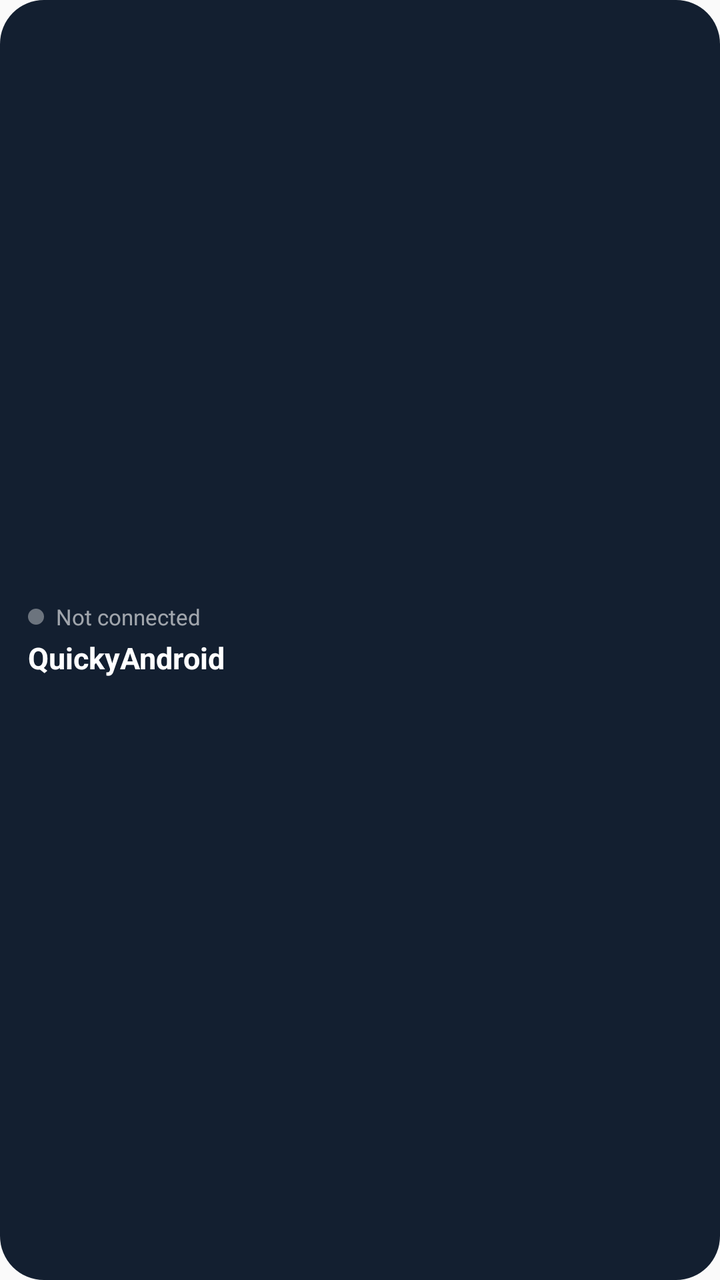
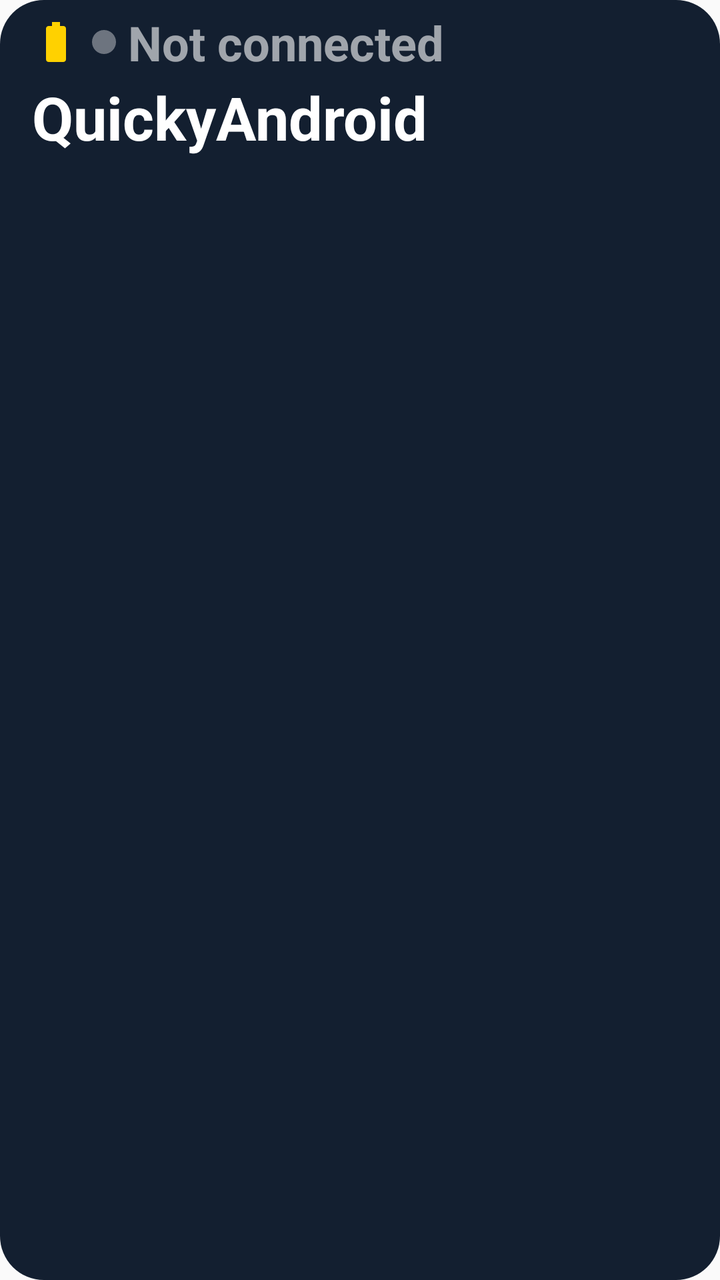

Screens rendered from an Android XML layout before and after an edit, with the pre-edit source and the edit as a unified diff.
<!-- AndroidManifest.xml: application theme Theme.QuickyAndroid -->
<!-- res/layout/widget_device.xml -->
<?xml version="1.0" encoding="utf-8"?>
<LinearLayout xmlns:android="http://schemas.android.com/apk/res/android"
    android:id="@+id/widget_root"
    android:layout_width="match_parent"
    android:layout_height="match_parent"
    android:background="@drawable/widget_background"
    android:gravity="center_vertical"
    android:orientation="vertical"
    android:paddingStart="14dp"
    android:paddingTop="12dp"
    android:paddingEnd="14dp"
    android:paddingBottom="12dp">

    <LinearLayout
        android:layout_width="wrap_content"
        android:layout_height="wrap_content"
        android:gravity="center_vertical"
        android:orientation="horizontal">

        <ImageView
            android:id="@+id/widget_status_dot"
            android:layout_width="8dp"
            android:layout_height="8dp"
            android:src="@drawable/widget_dot_disconnected" />

        <TextView
            android:id="@+id/widget_status"
            android:layout_width="wrap_content"
            android:layout_height="wrap_content"
            android:layout_marginStart="6dp"
            android:maxLines="1"
            android:text="@string/widget_status_disconnected"
            android:textColor="@color/widget_text_secondary"
            android:textSize="11sp" />
    </LinearLayout>

    <TextView
        android:id="@+id/widget_device_name"
        android:layout_width="match_parent"
        android:layout_height="wrap_content"
        android:layout_marginTop="3dp"
        android:ellipsize="end"
        android:maxLines="1"
        android:text="@string/app_name"
        android:textColor="@color/widget_text_primary"
        android:textSize="15sp"
        android:textStyle="bold" />

    <LinearLayout
        android:id="@+id/widget_battery_row"
        android:layout_width="match_parent"
        android:layout_height="wrap_content"
        android:layout_marginTop="10dp"
        android:orientation="horizontal"
        android:visibility="gone">

        <LinearLayout
            android:layout_width="0dp"
            android:layout_height="wrap_content"
            android:layout_weight="1"
            android:orientation="vertical">

            <TextView
                android:layout_width="wrap_content"
                android:layout_height="wrap_content"
                android:text="@string/widget_label_left"
                android:textColor="@color/widget_text_secondary"
                android:textSize="10sp" />

            <ProgressBar
                android:id="@+id/widget_left_bar"
                style="?android:attr/progressBarStyleHorizontal"
                android:layout_width="match_parent"
                android:layout_height="6dp"
                android:layout_marginTop="3dp"
                android:max="100"
                android:progressDrawable="@drawable/widget_battery_progress" />

            <TextView
                android:id="@+id/widget_left_value"
                android:layout_width="wrap_content"
                android:layout_height="wrap_content"
                android:layout_marginTop="2dp"
                android:text="—"
                android:textColor="@color/widget_text_primary"
                android:textSize="12sp" />
        </LinearLayout>

        <LinearLayout
            android:layout_width="0dp"
            android:layout_height="wrap_content"
            android:layout_marginStart="12dp"
            android:layout_weight="1"
            android:orientation="vertical">

            <TextView
                android:layout_width="wrap_content"
                android:layout_height="wrap_content"
                android:text="@string/widget_label_right"
                android:textColor="@color/widget_text_secondary"
                android:textSize="10sp" />

            <ProgressBar
                android:id="@+id/widget_right_bar"
                style="?android:attr/progressBarStyleHorizontal"
                android:layout_width="match_parent"
                android:layout_height="6dp"
                android:layout_marginTop="3dp"
                android:max="100"
                android:progressDrawable="@drawable/widget_battery_progress" />

            <TextView
                android:id="@+id/widget_right_value"
                android:layout_width="wrap_content"
                android:layout_height="wrap_content"
                android:layout_marginTop="2dp"
                android:text="—"
                android:textColor="@color/widget_text_primary"
                android:textSize="12sp" />
        </LinearLayout>

        <LinearLayout
            android:layout_width="0dp"
            android:layout_height="wrap_content"
            android:layout_marginStart="12dp"
            android:layout_weight="1"
            android:orientation="vertical">

            <TextView
                android:layout_width="wrap_content"
                android:layout_height="wrap_content"
                android:text="@string/widget_label_case"
                android:textColor="@color/widget_text_secondary"
                android:textSize="10sp" />

            <ProgressBar
                android:id="@+id/widget_case_bar"
                style="?android:attr/progressBarStyleHorizontal"
                android:layout_width="match_parent"
                android:layout_height="6dp"
                android:layout_marginTop="3dp"
                android:max="100"
                android:progressDrawable="@drawable/widget_battery_progress" />

            <TextView
                android:id="@+id/widget_case_value"
                android:layout_width="wrap_content"
                android:layout_height="wrap_content"
                android:layout_marginTop="2dp"
                android:text="—"
                android:textColor="@color/widget_text_primary"
                android:textSize="12sp" />
        </LinearLayout>
    </LinearLayout>
</LinearLayout>
<!-- resources referenced by this layout -->
<resources>
  <color name="widget_text_primary">#FFFFFFFF</color>
  <color name="widget_text_secondary">#99FFFFFF</color>
  <!-- drawable widget_background (drawable) -->
  <?xml version="1.0" encoding="utf-8"?>
  <shape xmlns:android="http://schemas.android.com/apk/res/android"
      android:shape="rectangle">
      <corners android:radius="22dp" />
      <solid android:color="@color/widget_bg" />
  </shape>
  <!-- drawable widget_battery_progress (drawable) -->
  <?xml version="1.0" encoding="utf-8"?>
  <layer-list xmlns:android="http://schemas.android.com/apk/res/android">
      <item android:id="@android:id/background">
          <shape android:shape="rectangle">
              <corners android:radius="3dp" />
              <solid android:color="@color/widget_track" />
          </shape>
      </item>
      <item android:id="@android:id/progress">
          <clip>
              <shape android:shape="rectangle">
                  <corners android:radius="3dp" />
                  <solid android:color="@color/widget_accent" />
              </shape>
          </clip>
      </item>
  </layer-list>
  <!-- drawable widget_dot_disconnected (drawable) -->
  <?xml version="1.0" encoding="utf-8"?>
  <shape xmlns:android="http://schemas.android.com/apk/res/android"
      android:shape="oval">
      <solid android:color="@color/widget_dot_disconnected" />
  </shape>
  <string name="app_name">QuickyAndroid</string>
  <string name="widget_label_case">CASE</string>
  <string name="widget_label_left">LEFT</string>
  <string name="widget_label_right">RIGHT</string>
  <string name="widget_status_disconnected">Not connected</string>
  <style name="Theme.QuickyAndroid" parent="android:Theme.Material.Light.NoActionBar" />
  <color name="widget_bg">#F0051224</color>
  <color name="widget_track">#26FFFFFF</color>
  <color name="widget_accent">#FFD100</color>
  <color name="widget_dot_disconnected">#61FFFFFF</color>
</resources>

<!-- the commit's change to res/layout/widget_device.xml (unified diff, before → after) -->
@@ -4,23 +4,30 @@
     android:layout_width="match_parent"
     android:layout_height="match_parent"
     android:background="@drawable/widget_background"
-    android:gravity="center_vertical"
     android:orientation="vertical"
-    android:paddingStart="14dp"
-    android:paddingTop="12dp"
-    android:paddingEnd="14dp"
-    android:paddingBottom="12dp">
+    android:paddingStart="16dp"
+    android:paddingTop="5dp"
+    android:paddingEnd="16dp"
+    android:paddingBottom="5dp">
 
     <LinearLayout
+        android:id="@+id/widget_header"
         android:layout_width="wrap_content"
         android:layout_height="wrap_content"
         android:gravity="center_vertical"
         android:orientation="horizontal">
 
         <ImageView
+            android:layout_width="24dp"
+            android:layout_height="24dp"
+            android:layout_marginEnd="6dp"
+            android:src="@drawable/widget_ic_battery"
+            android:tint="@color/widget_accent" />
+
+        <ImageView
             android:id="@+id/widget_status_dot"
-            android:layout_width="8dp"
-            android:layout_height="8dp"
+            android:layout_width="12dp"
+            android:layout_height="12dp"
             android:src="@drawable/widget_dot_disconnected" />
 
         <TextView
@@ -31,125 +38,179 @@
             android:maxLines="1"
             android:text="@string/widget_status_disconnected"
             android:textColor="@color/widget_text_secondary"
-            android:textSize="11sp" />
+            android:textSize="24sp"
+            android:textStyle="bold" />
     </LinearLayout>
 
     <TextView
         android:id="@+id/widget_device_name"
         android:layout_width="match_parent"
         android:layout_height="wrap_content"
-        android:layout_marginTop="3dp"
+        android:layout_marginTop="1dp"
         android:ellipsize="end"
         android:maxLines="1"
         android:text="@string/app_name"
         android:textColor="@color/widget_text_primary"
-        android:textSize="15sp"
+        android:textSize="30sp"
         android:textStyle="bold" />
 
     <LinearLayout
         android:id="@+id/widget_battery_row"
         android:layout_width="match_parent"
-        android:layout_height="wrap_content"
-        android:layout_marginTop="10dp"
-        android:orientation="horizontal"
+        android:layout_height="0dp"
+        android:layout_marginTop="2dp"
+        android:layout_weight="1"
+        android:orientation="vertical"
         android:visibility="gone">
 
         <LinearLayout
-            android:layout_width="0dp"
-            android:layout_height="wrap_content"
+            android:layout_width="match_parent"
+            android:layout_height="0dp"
             android:layout_weight="1"
-            android:orientation="vertical">
+            android:gravity="center_vertical"
+            android:orientation="horizontal">
 
             <TextView
-                android:layout_width="wrap_content"
+                android:id="@+id/widget_left_label"
+                android:layout_width="20dp"
                 android:layout_height="wrap_content"
-                android:text="@string/widget_label_left"
-                android:textColor="@color/widget_text_secondary"
-                android:textSize="10sp" />
-
-            <ProgressBar
-                android:id="@+id/widget_left_bar"
-                style="?android:attr/progressBarStyleHorizontal"
-                android:layout_width="match_parent"
-                android:layout_height="6dp"
+                android:layout_marginEnd="6dp"
+                android:maxLines="1"
+                android:text="@string/widget_label_left_short"
+                android:textColor="@color/widget_accent"
+                android:textSize="22sp"
+                android:textStyle="bold" />
+
+            <FrameLayout
+                android:layout_width="0dp"
+                android:layout_height="match_parent"
                 android:layout_marginTop="3dp"
-                android:max="100"
-                android:progressDrawable="@drawable/widget_battery_progress" />
+                android:layout_marginBottom="3dp"
+                android:layout_weight="1">
+
+                <ProgressBar
+                    android:id="@+id/widget_left_bar"
+                    style="?android:attr/progressBarStyleHorizontal"
+                    android:layout_width="match_parent"
+                    android:layout_height="match_parent"
+                    android:max="100"
+                    android:progressDrawable="@drawable/widget_battery_progress_thick" />
+
+                <TextView
+                    android:id="@+id/widget_left_value"
+                    android:layout_width="wrap_content"
+                    android:layout_height="wrap_content"
+                    android:layout_gravity="center"
+                    android:maxLines="1"
+                    android:shadowColor="#B3FFFFFF"
+                    android:shadowDx="0"
+                    android:shadowDy="0"
+                    android:shadowRadius="2"
+                    android:text="—"
+                    android:textColor="@color/widget_bg"
+                    android:textSize="24sp"
+                    android:textStyle="bold" />
+            </FrameLayout>
+        </LinearLayout>
+
+        <LinearLayout
+            android:layout_width="match_parent"
+            android:layout_height="0dp"
+            android:layout_weight="1"
+            android:gravity="center_vertical"
+            android:orientation="horizontal">
 
             <TextView
-                android:id="@+id/widget_left_value"
-                android:layout_width="wrap_content"
+                android:id="@+id/widget_right_label"
+                android:layout_width="20dp"
                 android:layout_height="wrap_content"
-                android:layout_marginTop="2dp"
-                android:text="—"
-                android:textColor="@color/widget_text_primary"
-                android:textSize="12sp" />
+                android:layout_marginEnd="6dp"
+                android:maxLines="1"
+                android:text="@string/widget_label_right_short"
+                android:textColor="@color/widget_accent"
+                android:textSize="22sp"
+                android:textStyle="bold" />
+
+            <FrameLayout
+                android:layout_width="0dp"
+                android:layout_height="match_parent"
+                android:layout_marginTop="3dp"
+                android:layout_marginBottom="3dp"
+                android:layout_weight="1">
+
+                <ProgressBar
+                    android:id="@+id/widget_right_bar"
+                    style="?android:attr/progressBarStyleHorizontal"
+                    android:layout_width="match_parent"
+                    android:layout_height="match_parent"
+                    android:max="100"
+                    android:progressDrawable="@drawable/widget_battery_progress_thick" />
+
+                <TextView
+                    android:id="@+id/widget_right_value"
+                    android:layout_width="wrap_content"
+                    android:layout_height="wrap_content"
+                    android:layout_gravity="center"
+                    android:maxLines="1"
+                    android:shadowColor="#B3FFFFFF"
+                    android:shadowDx="0"
+                    android:shadowDy="0"
+                    android:shadowRadius="2"
+                    android:text="—"
+                    android:textColor="@color/widget_bg"
+                    android:textSize="24sp"
+                    android:textStyle="bold" />
+            </FrameLayout>
         </LinearLayout>
 
         <LinearLayout
-            android:layout_width="0dp"
-            android:layout_height="wrap_content"
-            android:layout_marginStart="12dp"
+            android:layout_width="match_parent"
+            android:layout_height="0dp"
             android:layout_weight="1"
-            android:orientation="vertical">
+            android:gravity="center_vertical"
+            android:orientation="horizontal">
 
             <TextView
-                android:layout_width="wrap_content"
+                android:id="@+id/widget_case_label"
+                android:layout_width="20dp"
                 android:layout_height="wrap_content"
-                android:text="@string/widget_label_right"
-                android:textColor="@color/widget_text_secondary"
-                android:textSize="10sp" />
-
-            <ProgressBar
-                android:id="@+id/widget_right_bar"
-                style="?android:attr/progressBarStyleHorizontal"
-                android:layout_width="match_parent"
-                android:layout_height="6dp"
+                android:layout_marginEnd="6dp"
+                android:maxLines="1"
+                android:text="@string/widget_label_case_short"
+                android:textColor="@color/widget_accent"
+                android:textSize="22sp"
+                android:textStyle="bold" />
+
+            <FrameLayout
+                android:layout_width="0dp"
+                android:layout_height="match_parent"
                 android:layout_marginTop="3dp"
-                android:max="100"
-                android:progressDrawable="@drawable/widget_battery_progress" />
-
-            <TextView
-                android:id="@+id/widget_right_value"
-                android:layout_width="wrap_content"
-                android:layout_height="wrap_content"
-                android:layout_marginTop="2dp"
-                android:text="—"
-                android:textColor="@color/widget_text_primary"
-                android:textSize="12sp" />
-        </LinearLayout>
-
-        <LinearLayout
-            android:layout_width="0dp"
-            android:layout_height="wrap_content"
-            android:layout_marginStart="12dp"
-            android:layout_weight="1"
-            android:orientation="vertical">
-
-            <TextView
-                android:layout_width="wrap_content"
-                android:layout_height="wrap_content"
-                android:text="@string/widget_label_case"
-                android:textColor="@color/widget_text_secondary"
-                android:textSize="10sp" />
-
-            <ProgressBar
-                android:id="@+id/widget_case_bar"
-                style="?android:attr/progressBarStyleHorizontal"
-                android:layout_width="match_parent"
-                android:layout_height="6dp"
-                android:layout_marginTop="3dp"
-                android:max="100"
-                android:progressDrawable="@drawable/widget_battery_progress" />
-
-            <TextView
-                android:id="@+id/widget_case_value"
-                android:layout_width="wrap_content"
-                android:layout_height="wrap_content"
-                android:layout_marginTop="2dp"
-                android:text="—"
-                android:textColor="@color/widget_text_primary"
-                android:textSize="12sp" />
+                android:layout_marginBottom="3dp"
+                android:layout_weight="1">
+
+                <ProgressBar
+                    android:id="@+id/widget_case_bar"
+                    style="?android:attr/progressBarStyleHorizontal"
+                    android:layout_width="match_parent"
+                    android:layout_height="match_parent"
+                    android:max="100"
+                    android:progressDrawable="@drawable/widget_battery_progress_thick" />
+
+                <TextView
+                    android:id="@+id/widget_case_value"
+                    android:layout_width="wrap_content"
+                    android:layout_height="wrap_content"
+                    android:layout_gravity="center"
+                    android:maxLines="1"
+                    android:shadowColor="#B3FFFFFF"
+                    android:shadowDx="0"
+                    android:shadowDy="0"
+                    android:shadowRadius="2"
+                    android:text="—"
+                    android:textColor="@color/widget_bg"
+                    android:textSize="24sp"
+                    android:textStyle="bold" />
+            </FrameLayout>
         </LinearLayout>
     </LinearLayout>
 </LinearLayout>
<!-- resource entries referenced after the edit -->
@@ -9,19 +9,19 @@
       <corners android:radius="22dp" />
       <solid android:color="@color/widget_bg" />
   </shape>
-  <!-- drawable widget_battery_progress (drawable) -->
+  <!-- drawable widget_battery_progress_thick (drawable) -->
   <?xml version="1.0" encoding="utf-8"?>
   <layer-list xmlns:android="http://schemas.android.com/apk/res/android">
       <item android:id="@android:id/background">
           <shape android:shape="rectangle">
-              <corners android:radius="3dp" />
-              <solid android:color="@color/widget_track" />
+              <corners android:radius="18dp" />
+              <solid android:color="#3A4356" />
           </shape>
       </item>
       <item android:id="@android:id/progress">
           <clip>
               <shape android:shape="rectangle">
-                  <corners android:radius="3dp" />
+                  <corners android:radius="18dp" />
                   <solid android:color="@color/widget_accent" />
               </shape>
           </clip>
@@ -33,14 +33,23 @@
       android:shape="oval">
       <solid android:color="@color/widget_dot_disconnected" />
   </shape>
+  <!-- drawable widget_ic_battery (drawable) -->
+  <vector xmlns:android="http://schemas.android.com/apk/res/android"
+      android:width="24dp"
+      android:height="24dp"
+      android:viewportWidth="24"
+      android:viewportHeight="24">
+      <path
+          android:fillColor="#FFFFFFFF"
+          android:pathData="M15.67,4H14V2h-4v2H8.33C7.6,4 7,4.6 7,5.33v15.33C7,21.4 7.6,22 8.33,22h7.33c0.74,0 1.34,-0.6 1.34,-1.33V5.33C17,4.6 16.4,4 15.67,4z" />
+  </vector>
   <string name="app_name">QuickyAndroid</string>
-  <string name="widget_label_case">CASE</string>
-  <string name="widget_label_left">LEFT</string>
-  <string name="widget_label_right">RIGHT</string>
+  <string name="widget_label_case_short">C</string>
+  <string name="widget_label_left_short">L</string>
+  <string name="widget_label_right_short">R</string>
   <string name="widget_status_disconnected">Not connected</string>
   <style name="Theme.QuickyAndroid" parent="android:Theme.Material.Light.NoActionBar" />
   <color name="widget_bg">#F0051224</color>
-  <color name="widget_track">#26FFFFFF</color>
   <color name="widget_accent">#FFD100</color>
   <color name="widget_dot_disconnected">#61FFFFFF</color>
 </resources>
